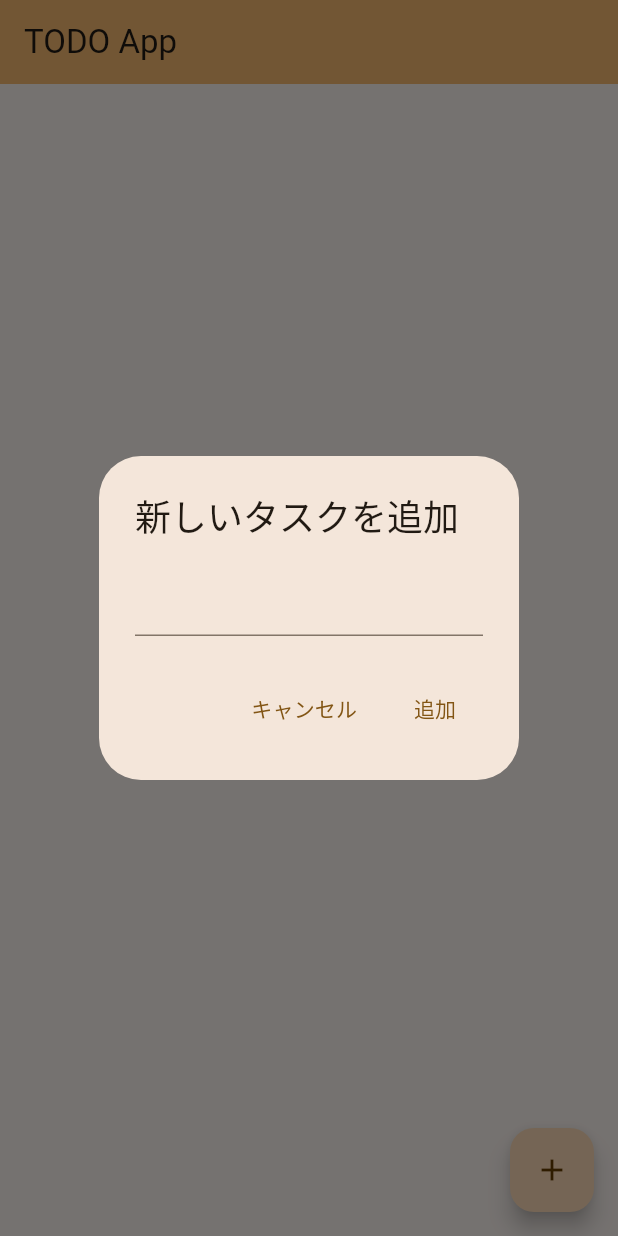
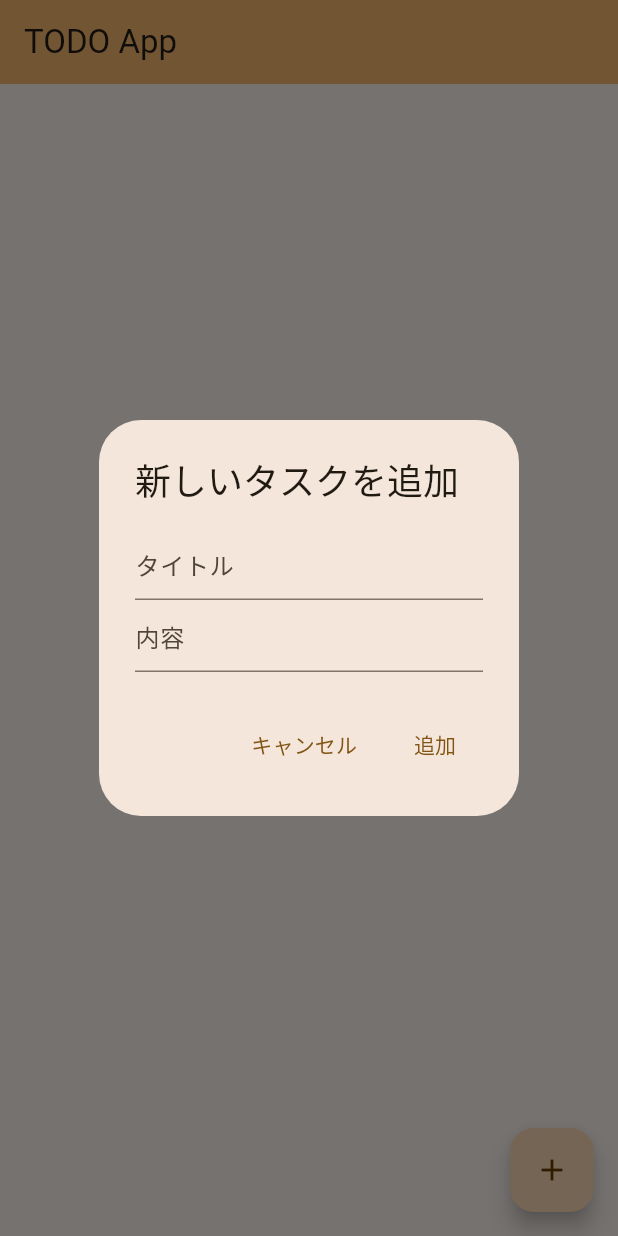
Before and after one commit to hu-hicoder/flutter-workshop-demo, a Flutter app: the screen it shows after launch, after a tap on the "add" icon, on a phone screen of 412 x 824 dp. Run offline on Flutter 3.47's test engine with Material 3 defaults, Android fonts, the phone set to English and light mode, and no system bars.

Commit message:
Enhance Todo list with titles and content support

```diff
--- a/lib/screens/home_screen.dart
+++ b/lib/screens/home_screen.dart
@@ -8,13 +8,21 @@ class HomeScreen extends StatefulWidget {
   State<HomeScreen> createState() => _HomeScreenState();
 }
 
+// タスクのタイトルと内容を保持するクラス
+class TodoItem {
+  String title;
+  String content;
+
+  TodoItem(this.title, this.content);
+}
+
 class _HomeScreenState extends State<HomeScreen> {
-  final List<String> _todoItems = []; // TODOリストを保持するリスト
+  final List<TodoItem> _todoItems = []; // TODOリストを保持するリスト
 
   // 新しいタスクを追加する
-  void _addTodoItem(String task) {
+  void _addTodoItem(String title, String content) {
     setState(() {
-      _todoItems.add(task);
+      _todoItems.add(TodoItem(title, content));
     });
   }
 
@@ -30,13 +38,26 @@ class _HomeScreenState extends State<HomeScreen> {
     showDialog(
       context: context,
       builder: (BuildContext context) {
-        String newTask = '';
+        String newTitle = '';
+        String newContent = '';
         return AlertDialog(
           title: const Text('新しいタスクを追加'),
-          content: TextField(
-            onChanged: (String value) {
-              newTask = value;
-            },
+          content: Column(
+            mainAxisSize: MainAxisSize.min,
+            children: <Widget>[
+              TextField(
+                onChanged: (String value) {
+                  newTitle = value;
+                },
+                decoration: const InputDecoration(hintText: 'タイトル'),
+              ),
+              TextField(
+                onChanged: (String value) {
+                  newContent = value;
+                },
+                decoration: const InputDecoration(hintText: '内容'),
+              ),
+            ],
           ),
           actions: <Widget>[
             TextButton(
@@ -48,7 +69,7 @@ class _HomeScreenState extends State<HomeScreen> {
             TextButton(
               child: const Text('追加'),
               onPressed: () {
-                _addTodoItem(newTask);
+                _addTodoItem(newTitle, newContent);
                 Navigator.of(context).pop();
               },
             ),
@@ -69,7 +90,9 @@ class _HomeScreenState extends State<HomeScreen> {
         itemCount: _todoItems.length,
         itemBuilder: (context, index) {
           return ListTile(
-            title: Text(_todoItems[index]),
+            title: Text(_todoItems[index].title),
+            subtitle: Text(_todoItems[index].content,
+                style: const TextStyle(color: Colors.grey)),
             trailing: IconButton(
               icon: const Icon(Icons.delete),
               onPressed: () {
```
